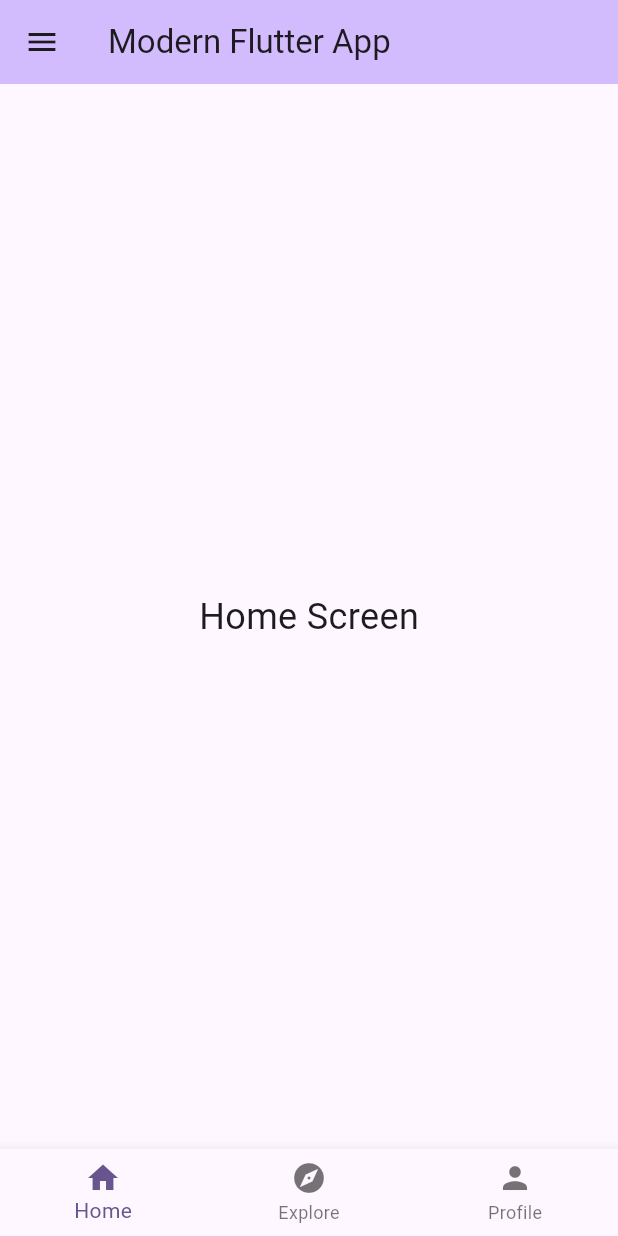
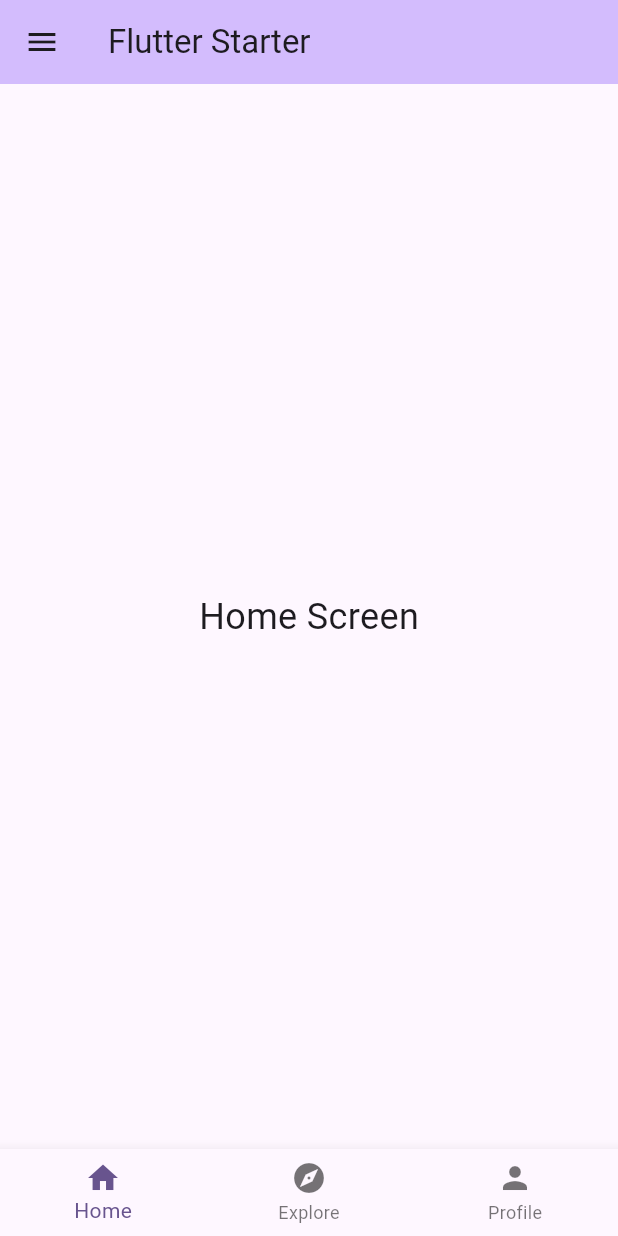
Before and after one commit to MontyCoder0701/flutter-starter, a Flutter app: the screen it shows after launch, on a phone screen of 412 x 824 dp. Run offline on Flutter 3.47's test engine with Material 3 defaults, Android fonts, the phone set to English and light mode, and no system bars; our stand-ins replace go_router.

Commit message:
fix: name

```diff
--- a/lib/main-scaffold.dart
+++ b/lib/main-scaffold.dart
@@ -51,7 +51,7 @@ class MainScaffold extends StatelessWidget {
         ),
       ),
       appBar: AppBar(
-        title: const Text('Modern Flutter App'),
+        title: const Text('Flutter Starter'),
         backgroundColor: Theme.of(context).colorScheme.inversePrimary,
       ),
       body: child,
```
